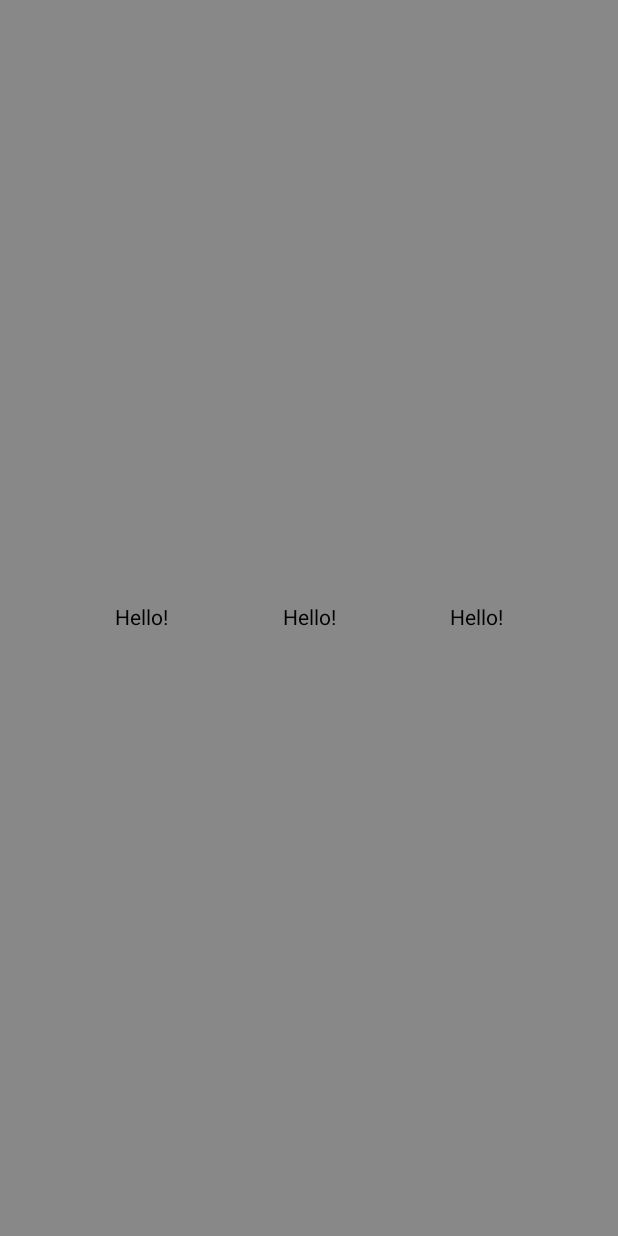
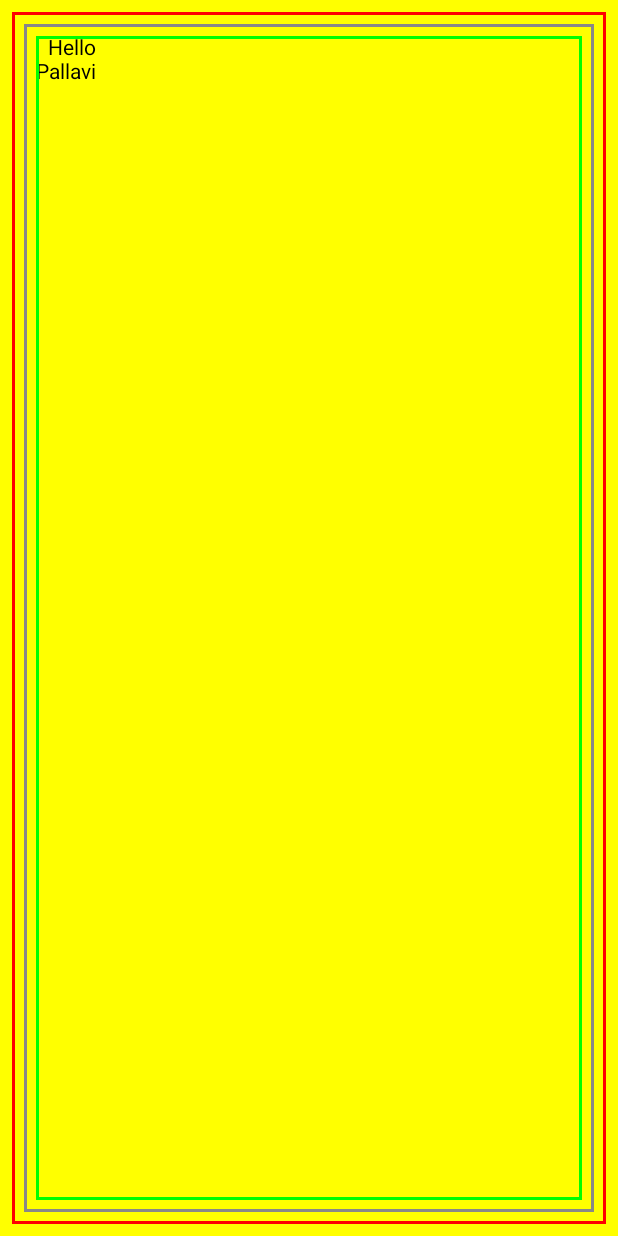
Before and after one commit to akumbhar/JetpackComponseDemo, an Android app built with Jetpack Compose: the screen it shows after launch (MainActivity), on a phone screen of 412 x 824 dp. Before the commit the screen is almost empty. Run offline under Robolectric (Android 15) with nearby library versions, the phone set to English and light mode, and no system bars.

Commit message:
Padding and margin(offset)

```diff
--- a/app/src/main/java/com/assignment/firstjetpackcomponseapplication/MainActivity.kt
+++ b/app/src/main/java/com/assignment/firstjetpackcomponseapplication/MainActivity.kt
@@ -1,43 +1,61 @@
 package com.assignment.firstjetpackcomponseapplication
 
 import android.os.Bundle
+import android.widget.Toast
 import androidx.activity.ComponentActivity
 import androidx.activity.compose.setContent
 import androidx.compose.foundation.background
-import androidx.compose.foundation.layout.Arrangement
-import androidx.compose.foundation.layout.Column
-import androidx.compose.foundation.layout.Row
-import androidx.compose.foundation.layout.fillMaxSize
+import androidx.compose.foundation.border
+import androidx.compose.foundation.clickable
+import androidx.compose.foundation.layout.*
 import androidx.compose.material.Text
 import androidx.compose.ui.Alignment
 import androidx.compose.ui.Modifier
 import androidx.compose.ui.graphics.Color
+import androidx.compose.ui.unit.dp
 
 class MainActivity : ComponentActivity() {
     override fun onCreate(savedInstanceState: Bundle?) {
         super.onCreate(savedInstanceState)
         setContent {
 
-           /* Column(
+
+            /*Column(
                 modifier = Modifier
-                    .fillMaxSize()
-                    .background(Color.Yellow),
-                horizontalAlignment = Alignment.CenterHorizontally,
-                verticalArrangement = Arrangement.SpaceEvenly,
-                ) {
+                    .width(200.dp)
+                    .height(200.dp)
+                    .background(Color.Yellow)
+            ) {
 
-                Text(text = "Hello!")
-                Text(text = "Jetpack Compose!!")
+                Text(text = "Hello")
+                Text(text = "Pallavi")
             }*/
 
-            Row(modifier = Modifier.fillMaxSize().background(Color.Gray),
-            verticalAlignment = Alignment.CenterVertically,
-            horizontalArrangement = Arrangement.SpaceEvenly) {
-                Text(text = "Hello!")
-                Text(text = "Hello!")
-                Text(text = "Hello!")
+            Column(
+                modifier = Modifier
+//                    .fillMaxWidth(0.8f)
+//                    .fillMaxHeight(0.8f)
+                    .fillMaxSize()
+                    .background(Color.Yellow)
+                    .padding(8.dp)
+                    .border(2.dp, Color.Red)
+                    .padding(8.dp)
+                    .border(2.dp, Color.Gray)
+                    .padding(8.dp)
+                    .border(2.dp, Color.Green)
 
+            ) {
+
+                Text(
+                    text = "Hello", modifier = Modifier
+                        .offset(8.dp)
+                )
+                Spacer(modifier = Modifier.width(16.dp))
+                Text(text = "Pallavi", modifier = Modifier.clickable {
+                    Toast.makeText(this@MainActivity, "Clicked!!", Toast.LENGTH_SHORT).show()
+                })
             }
+
         }
     }
 }
```
